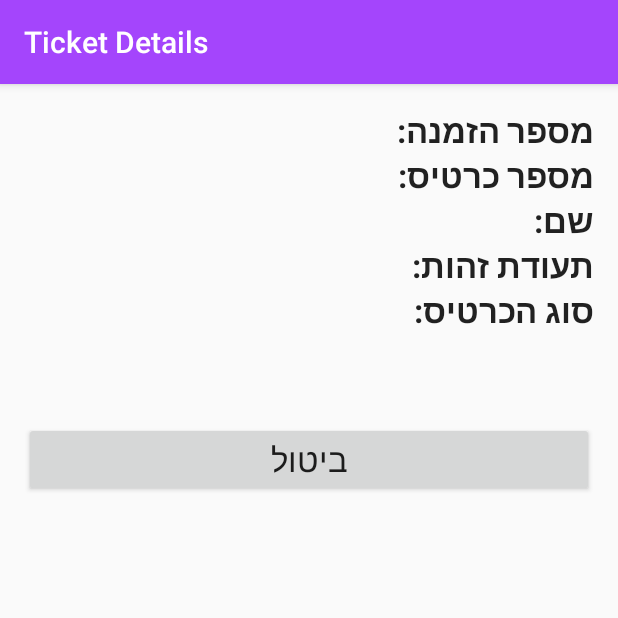
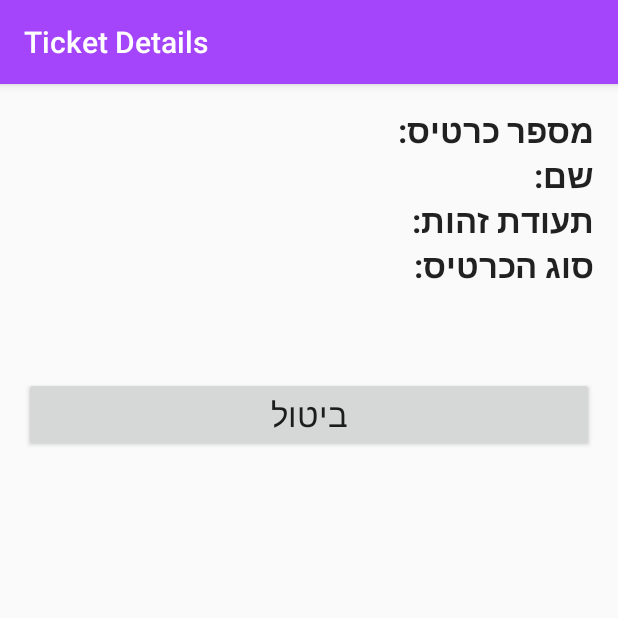
Before and after one commit to rotman/midburn-gate-android, an Android app: the ShowActivity screen opened directly, with no data from a screen before it, on a phone screen of 412 x 824 dp, the top half of it. Run offline under Robolectric (Android 15) with nearby library versions, the phone set to English and light mode, and no system bars.

Commit message:
Remove invitation number from the ticket object + show screen - it’s not part of the get ticket response

```diff
--- a/app/src/main/java/com/midburn/gate/midburngate/activities/ShowActivity.java
+++ b/app/src/main/java/com/midburn/gate/midburngate/activities/ShowActivity.java
@@ -36,11 +36,9 @@ import okhttp3.Response;
 public class ShowActivity
 		extends AppCompatActivity {
 
-	private TextView     mInvitationNumberTextView;
 	private TextView     mTicketNumberTextView;
 	private TextView     mTicketOwnerNameTextView;
 	private TextView     mTicketTypeTextView;
-	private TextView     mEntranceDateTextView;
 	private LinearLayout mDisabledLayout;
 	private TextView     mTicketOwnerIdTextView;
 
@@ -48,7 +46,6 @@ public class ShowActivity
 	private Button      mExitButton;
 	private Button      mCancelButton;
 	private ProgressBar mProgressBar;
-
 
 	private HttpRequestListener mHttpRequestListener;
 
@@ -267,7 +264,6 @@ public class ShowActivity
 		if (ticket != null) {
 
 			mTicket = ticket;
-			mInvitationNumberTextView.setText("6365369");
 			mTicketNumberTextView.setText(String.valueOf(ticket.getTicketNumber()));
 			mTicketOwnerNameTextView.setText(ticket.getTicketOwnerName());
 			mTicketTypeTextView.setText(ticket.getTicketType());
@@ -308,7 +304,6 @@ public class ShowActivity
 	}
 
 	private void bindView() {
-		mInvitationNumberTextView = (TextView) findViewById(R.id.invitationNumberTextView_ShowActivity);
 		mTicketNumberTextView = (TextView) findViewById(R.id.ticketNumberTextView_ShowActivity);
 		mTicketOwnerNameTextView = (TextView) findViewById(R.id.ticketOwnerTextView_ShowActivity);
 		mTicketTypeTextView = (TextView) findViewById(R.id.ticketTypeTextView_ShowActivity);
--- a/app/src/main/res/layout/activity_show.xml
+++ b/app/src/main/res/layout/activity_show.xml
@@ -11,24 +11,6 @@
     android:paddingRight="@dimen/activity_horizontal_margin"
     android:paddingTop="@dimen/activity_vertical_margin"
     tools:context="com.midburn.gate.midburngate.activities.ShowActivity">
-
-    <RelativeLayout android:layout_width="match_parent"
-                    android:layout_height="wrap_content">
-
-        <TextView android:id="@+id/invitationNumberTextView_ShowActivity"
-                  android:layout_width="wrap_content"
-                  android:layout_height="wrap_content"
-                  android:layout_alignParentStart="true"
-                  android:textAppearance="?android:attr/textAppearanceLarge"/>
-
-        <TextView android:layout_width="wrap_content"
-                  android:layout_height="wrap_content"
-                  android:layout_alignParentEnd="true"
-                  android:text="@string/invitation_number"
-                  android:textAppearance="?android:attr/textAppearanceLarge"
-                  android:textStyle="bold"/>
-
-    </RelativeLayout>
 
     <RelativeLayout android:layout_width="match_parent"
                     android:layout_height="wrap_content">
```
Also changed, not shown: app/src/main/java/com/midburn/gate/midburngate/model/Ticket.java (+0 -17 lines).
